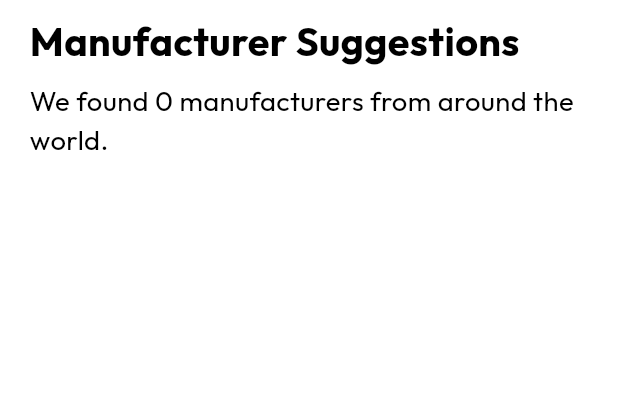
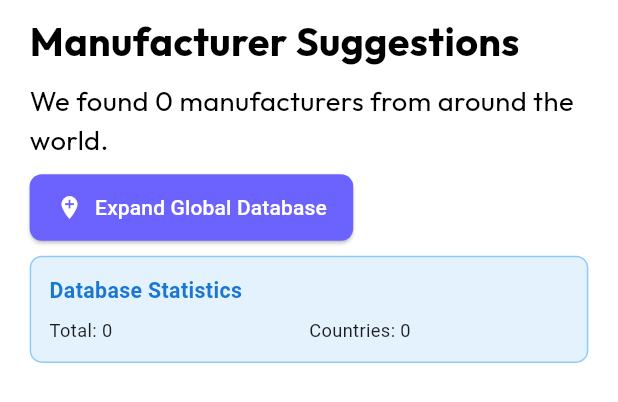
Before and after one commit to terabitdev/atella, a Flutter app: what recommendedTab() shows on an empty page, opened directly, on a phone screen of 412 x 824 dp. Shown: the top 402 px of the screen. Run offline on Flutter 3.47's test engine with Material 3 defaults, Android fonts, the phone set to English and light mode, and no system bars; our stand-ins replace cloud_firestore, country_picker, dotted_border, firebase_auth, firebase_core, firebase_storage and 11 more; accounts and stored records are empty; network calls fail.

Commit message:
Changes made

```diff
--- a/lib/Modules/Home/View/Screens/setting_screen.dart
+++ b/lib/Modules/Home/View/Screens/setting_screen.dart
@@ -79,7 +79,7 @@ class _SettingScreenState extends State<SettingScreen> {
                       SettingCard(
                         title: 'Privacy Policy',
                         onTap: () {
-                          // Get.toNamed('/privacy');
+                          Get.toNamed('/recommended_tech_pack');
                         },
                       ),
                       SettingCard(
--- a/lib/Modules/TechPack/Views/Screens/recommended_manufacture_screen.dart
+++ b/lib/Modules/TechPack/Views/Screens/recommended_manufacture_screen.dart
@@ -50,6 +50,76 @@ Widget recommendedTab(ManufacturerSuggestionController controller) {
             : 'We found ${controller.recommendedManufacturers.length} manufacturers from around the world.',
           style: mstTextTextStyle184001,
         )),
+        SizedBox(height: 8.h),
+        // Expand database button
+        Obx(() => controller.isLoading.value
+          ? const SizedBox.shrink()
+          : ElevatedButton.icon(
+              onPressed: controller.expandManufacturerDatabase,
+              icon: const Icon(Icons.add_location, size: 18),
+              label: const Text('Expand Global Database'),
+              style: ElevatedButton.styleFrom(
+                backgroundColor: const Color(0xFF6C63FF),
+                foregroundColor: Colors.white,
+                padding: EdgeInsets.symmetric(horizontal: 16.w, vertical: 12.h),
+                shape: RoundedRectangleBorder(
+                  borderRadius: BorderRadius.circular(8.r),
+                ),
+              ),
+            ),
+        ),
+        SizedBox(height: 8.h),
+        // Database statistics
+        Obx(() => controller.isLoading.value
+          ? const SizedBox.shrink()
+          : FutureBuilder<Map<String, dynamic>>(
+              future: controller.getDatabaseStats(),
+              builder: (context, snapshot) {
+                if (snapshot.hasData && snapshot.data!.isNotEmpty) {
+                  final stats = snapshot.data!;
+                  return Container(
+                    padding: EdgeInsets.all(12.r),
+                    decoration: BoxDecoration(
+                      color: Colors.blue.shade50,
+                      borderRadius: BorderRadius.circular(8.r),
+                      border: Border.all(color: Colors.blue.shade200),
+                    ),
+                    child: Column(
+                      crossAxisAlignment: CrossAxisAlignment.start,
+                      children: [
+                        Text(
+                          'Database Statistics',
+                          style: TextStyle(
+                            fontSize: 14.sp,
+                            fontWeight: FontWeight.w600,
+                            color: Colors.blue.shade700,
+                          ),
+                        ),
+                        SizedBox(height: 8.h),
+                        Row(
+                          children: [
+                            Expanded(
+                              child: Text(
+                                'Total: ${stats['totalManufacturers']}',
+                                style: TextStyle(fontSize: 12.sp),
+                              ),
+                            ),
+                            Expanded(
+                              child: Text(
+                                'Countries: ${stats['countriesCovered']}',
+                                style: TextStyle(fontSize: 12.sp),
+                              ),
+                            ),
+                          ],
+                        ),
+                      ],
+                    ),
+                  );
+                }
+                return const SizedBox.shrink();
+              },
+            ),
+        ),
         SizedBox(height: 18.h),
         Obx(() {
           if (controller.isLoading.value) {
--- a/lib/Modules/TechPack/Views/Widgets/manufacturer_suggestion_card.dart
+++ b/lib/Modules/TechPack/Views/Widgets/manufacturer_suggestion_card.dart
@@ -4,7 +4,7 @@ import 'package:flutter/material.dart';
 import 'package:flutter_screenutil/flutter_screenutil.dart';
 import 'package:get/get.dart';
 import 'package:url_launcher/url_launcher.dart';
-import 'package:atella/Modules/TechPack/models/manufacturer_model.dart';
+import 'package:atella/Data/Models/manufacturer_model.dart';
 
 class ManufacturerSuggestionCard extends StatelessWidget {
   final Manufacturer manufacturer;
--- a/lib/Modules/TechPack/controllers/manufacturer_suggestion_controller.dart
+++ b/lib/Modules/TechPack/controllers/manufacturer_suggestion_controller.dart
@@ -46,7 +46,7 @@ class ManufacturerSuggestionController extends GetxController {
   void loadFilteredManufacturers() {
     final filtered = _manufacturerService.getFilteredManufacturers(
       country: selectedCountryName.value,
-      sourceManufacturers: recommendedManufacturers, // Use GPT manufacturers for filtering
+      sourceManufacturers: recommendedManufacturers, // Use Firebase manufacturers for filtering
     );
     filteredManufacturers.value = filtered;
   }
@@ -66,4 +66,49 @@ class ManufacturerSuggestionController extends GetxController {
     selectedCountryName.value = 'All Countries';
     updateFilters();
   }
+
+  // Method to manually expand the manufacturer database
+  Future<void> expandManufacturerDatabase() async {
+    try {
+      isLoading.value = true;
+      error.value = '';
+
+      // This will trigger the smart strategy to add more countries
+      final manufacturers = await _manufacturerService.getRecommendedManufacturers();
+      recommendedManufacturers.value = manufacturers;
+
+      // Update filtered manufacturers
+      loadFilteredManufacturers();
+
+      print('🌍 Manufacturer database expanded successfully');
+    } catch (e) {
+      error.value = 'Failed to expand manufacturer database: $e';
+      print('❌ Error expanding manufacturer database: $e');
+    } finally {
+      isLoading.value = false;
+    }
+  }
+
+  // Get database statistics
+  Future<Map<String, dynamic>> getDatabaseStats() async {
+    try {
+      // We'll get stats from the current data since we can't directly access the private service
+      final totalManufacturers = recommendedManufacturers.length;
+
+      // Count by country from current data
+      Map<String, int> countByCountry = {};
+      for (var manufacturer in recommendedManufacturers) {
+        countByCountry[manufacturer.country] = (countByCountry[manufacturer.country] ?? 0) + 1;
+      }
+
+      return {
+        'totalManufacturers': totalManufacturers,
+        'countByCountry': countByCountry,
+        'countriesCovered': countByCountry.keys.length,
+      };
+    } catch (e) {
+      print('❌ Error getting database stats: $e');
+      return {};
+    }
+  }
 }
```
Also changed, not shown: lib/services/firebase/services/manufacturer_firebase_service.dart (added, +218 -0 lines), lib/services/manufacture_services/manufacturer_service.dart (+202 -21 lines).
